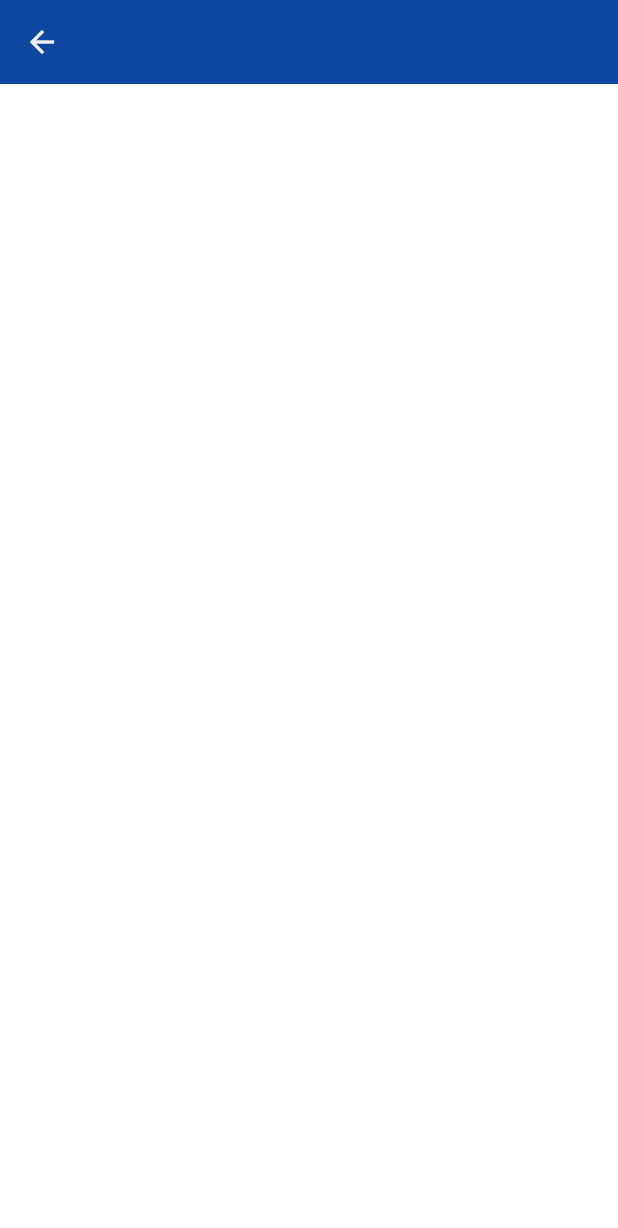
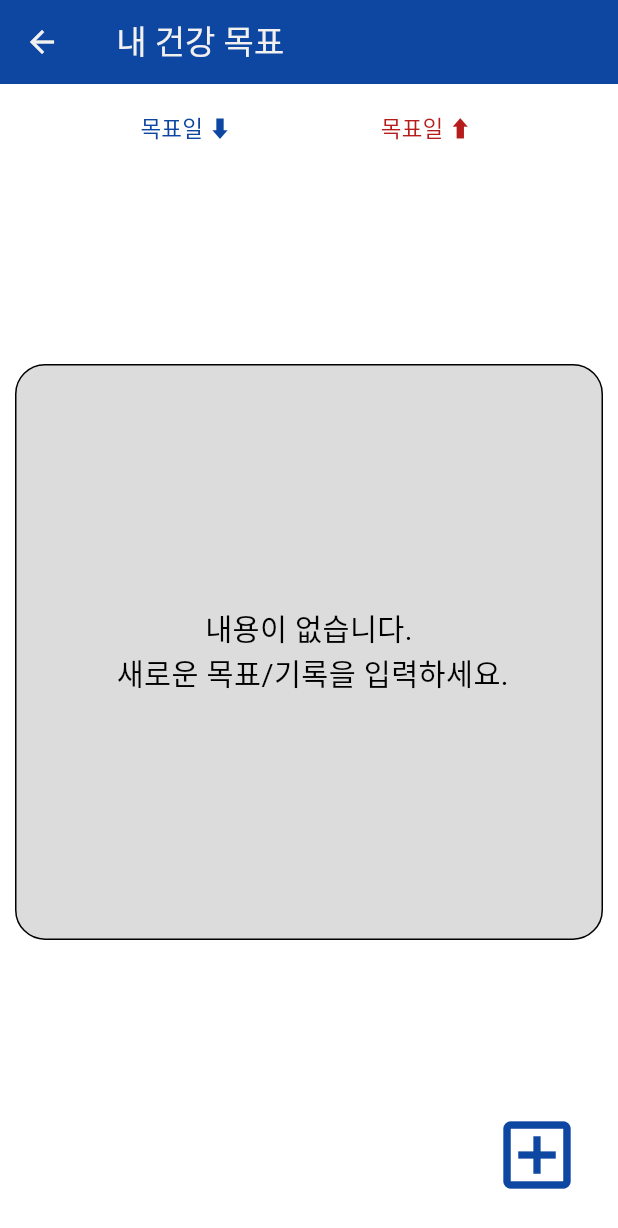
Before and after one commit to kkglpp/MyHealthDiray_forRefactoring, a Flutter app: the BaseLayout screen opened directly, after a tap on "목표 설정", on a phone screen of 412 x 824 dp. Shown: the top 1228 px of the screen. Run offline on Flutter 3.47's test engine with Material 3 defaults, Android fonts, the phone set to English and light mode, and no system bars; our stand-ins replace flutter_riverpod, go_router, sqflite; accounts and stored records are empty.

Commit message:
home - indexGoalList 완료

```diff
--- a/lib/Archive/healthIndexGoalTableData_impl.dart
+++ b/lib/Archive/healthIndexGoalTableData_impl.dart
@@ -36,17 +36,17 @@ class HealthIndexGoalTableDataImpl {
 // 1. healthIndex goal 리스트를 가져오는 구문
   final String _getGoalList_str = '''
 SELECT
-  hg_id AS id,
-  hg_height AS height,
-  hg_weight AS weight,
-  hg_fat AS fat,
-  hg_muscle AS muscle,
-  hg_img AS img,
-  hg_duedate AS duedate,
-  hg_success AS success,
-  hg_successdate AS successdate,
-  hg_priority AS priority
-FROM hi_goal
+  hg_id,
+  hg_height,
+  hg_weight,
+  hg_fat,
+  hg_muscle,
+  hg_img,
+  hg_duedate,
+  hg_success,
+  hg_successdate,
+  hg_priority
+  FROM hi_goal
 ''';
 // 2. healthIndex goal 1개를 가져오는 구문
   final String _getGaol_str = '''
--- a/lib/common/const/colors.dart
+++ b/lib/common/const/colors.dart
@@ -18,7 +18,7 @@ const constNeutralColor = Color.fromARGB(255, 102, 187, 106);
 const constFailColor = Color.fromARGB(255, 255, 205, 210);
 const constSuccessColor = Color.fromARGB(255, 144, 202, 249);
 // 무언가 비어있는 상태를 표시할 때 필요한 색상
-const constEmptyColor = Color.fromARGB(255, 117, 117, 117);
+const constEmptyColor = Color.fromARGB(255, 221, 220, 220);
 
 
 //그래프 색상
--- /dev/null
+++ b/lib/common/widget/WidgetCustomTxtBtn.dart
@@ -0,0 +1,29 @@
+import 'package:flutter/material.dart';
+
+class WidgetCustomTxtBtn extends StatelessWidget {
+  final String txt;
+  final double fsize;
+  final Color clr;
+  final Function() onTap;
+
+  const WidgetCustomTxtBtn({super.key, required this.txt, required this.fsize, required this.clr, required this.onTap});
+
+  @override
+  Widget build(BuildContext context) {
+    return TextButton(
+      style: TextButton.styleFrom(
+        foregroundColor: clr,
+      ),
+      onPressed: (){
+        onTap();
+      },
+      child: Text(
+        txt,
+        style: TextStyle(
+          color: clr,
+          fontSize: fsize
+        ),
+      ),
+      );
+  }
+}
--- /dev/null
+++ b/lib/common/widget/WidgetEmptyCard.dart
@@ -0,0 +1,24 @@
+import 'package:flutter/material.dart';
+import 'package:myhealthdiary_app/common/const/colors.dart';
+import 'package:myhealthdiary_app/common/widget/WidgetCustomTextBox.dart';
+
+class WidgetEmptyCard extends StatelessWidget {
+  final double width;
+  final double height;
+  const WidgetEmptyCard({super.key, required this.width, required this.height});
+
+  @override
+  Widget build(BuildContext context) {
+    return Container(
+      decoration: BoxDecoration(
+        color: constEmptyColor,
+        border: Border.all(color: Colors.black),
+        borderRadius: BorderRadius.circular(20)
+      ),
+      width: width,
+      height: height,
+      child:  WidgetCustomTextBox(
+        msg: "내용이 없습니다. \n 새로운 목표/기록을 입력하세요.", fontSize: (width/20).clamp(12, 28)),
+    );
+  }
+}
--- a/lib/provider/CollectionOfBasicStateProvider.dart
+++ b/lib/provider/CollectionOfBasicStateProvider.dart
@@ -0,0 +1,5 @@
+import 'package:flutter_riverpod/flutter_riverpod.dart';
+
+///화면에 보여주고 싶은 HealthIndexGoal ID를 관리한다.
+///반드시 초기화를 잊지 않아야 한다.(state = 0)
+final showingHealthIndexGoalID = StateProvider<int>((ref) => 0);
--- a/lib/view/IndexGoalPart/IndexGoalListView.dart
+++ b/lib/view/IndexGoalPart/IndexGoalListView.dart
@@ -1,15 +1,109 @@
 import 'package:flutter/material.dart';
+import 'package:flutter_riverpod/flutter_riverpod.dart';
+import 'package:go_router/go_router.dart';
+import 'package:myhealthdiary_app/common/const/colors.dart';
 import 'package:myhealthdiary_app/common/widget/BaseLayout.dart';
+import 'package:myhealthdiary_app/common/widget/WidgetCustomTxtBtn.dart';
+import 'package:myhealthdiary_app/common/widget/WidgetEmptyCard.dart';
+import 'package:myhealthdiary_app/provider/IndexGoalListNotifier.dart';
+import 'package:myhealthdiary_app/view/IndexGoalPart/IndexGoalInsertView.dart';
+import 'package:myhealthdiary_app/view/IndexGoalPart/Card_IndexGoalList.dart';
 
-class IndexGoalListView extends StatelessWidget {
+class IndexGoalListView extends ConsumerWidget {
   static String routeName = "HealthIndexGoalList";
   const IndexGoalListView({super.key});
 
-  //
+/*
+HealthIndexGoal 리스트를 보여주는 페이지.
+HealthIndexGoalTableDataImpl 에서 목록을 가져온다.
+List<  HealthIndexGoalModel  > 형태로 관리 된다.
+Notifier : HealthGoalListNotifier
+Provider : healthGoalListProvider
+ */
   @override
-  Widget build(BuildContext context) {
-
+  Widget build(BuildContext context, WidgetRef ref) {
+    final goalListState = ref.watch(healthIndexGoalListProvider);
     return BaseLayout(
-      body: Center());
+      barTitle: " 내 건강 목표",
+      body: LayoutBuilder(
+        builder: (context, constraints) {
+          // 높이 기준으로 크기들 설정하기
+          double maxHeight = constraints.maxHeight;
+          print(maxHeight);
+          double optHeight = 60;
+          double listViewHeight = (maxHeight - 60) * 0.9;
+          double cardHeight = maxHeight / 4;
+          //최대 넓이 기준으로 넓이 값설정하기
+          double maxWidth = constraints.maxWidth;
+          double width = maxWidth - 20;
+          return Center(
+            child: Column(
+              mainAxisAlignment: MainAxisAlignment.start,
+              children: [
+//페이지의 옵션으로  불러온 List를  목표날짜 기준 오름차순 내림차순 정리하는 파트.
+//textBtn은 이후로도 계속 쓰일 예정.
+                SizedBox(
+                  width: width,
+                  height: optHeight,
+                  child: Row(
+                    mainAxisAlignment: MainAxisAlignment.spaceEvenly,
+                    children: [
+                      WidgetCustomTxtBtn(
+                        txt: "목표일 ⬇️ ",
+                        fsize: 15,
+                        clr: constConfirmColor,
+                        onTap: () {
+                          ref
+                              .read(healthIndexGoalListProvider.notifier)
+                              .sortByDuedateDESC();
+                        },
+                      ),
+                      WidgetCustomTxtBtn(
+                        txt: "목표일 ⬆️ ",
+                        fsize: 15,
+                        clr: constCancleColor,
+                        onTap: () {
+                          ref
+                              .read(healthIndexGoalListProvider.notifier)
+                              .sortByDuedateASC();
+                        },
+                      ),
+                    ],
+                  ),
+                ),
+//리스트를 보여줄 파트
+//CardIndexGoalList 위젯을 따로 만들 것.
+//Card에 들어갈 것은 HealthIndexGoalModel 이면 된다.
+                SizedBox(
+                  width: width,
+                  height: listViewHeight,
+                  child: goalListState.isEmpty
+//List가 비어있으면  EmptyCard 를 보여준다.
+                      ? Center(
+                          child: WidgetEmptyCard(
+                              width: width, height: maxHeight * 0.5))
+                      : ListView.builder(
+                          itemCount: goalListState.length,
+                          itemBuilder: (context, index) {
+                            return CardIndexGoalList(
+                                model: goalListState[index]);
+                          },
+                        ),
+                )
+              ],
+            ),
+          );
+        },
+      ),
+      floatbtn: IconButton(
+          onPressed: () {
+            context.goNamed(IndexGoalInsertView.routeNameForIndexGoalInsertView);
+          },
+          icon: const Icon(
+            Icons.add_box_outlined,
+            size: 60,
+            color: constMainColor,
+          )),
+    );
   }
 }
```
Also changed, not shown: lib/baseModel/healthIndexGoal_model.dart (+57 -75 lines), lib/provider/IndexGoalListNotifier.dart (added, +61 -0 lines), lib/provider/IndexGoalNotifier.dart (added, +58 -0 lines), lib/provider/navigationRoute.dart/navigationProvider.dart (+15 -0 lines), lib/view/IndexGoalPart/Card_IndexGoalList.dart (added, +118 -0 lines), lib/view/IndexGoalPart/Card_IndexGoalValuec.dart (added, +15 -0 lines), lib/view/IndexGoalPart/IndexGoalDetailView.dart (+12 -0 lines), lib/view/IndexGoalPart/IndexGoalInsertView.dart (+56 -0 lines).
